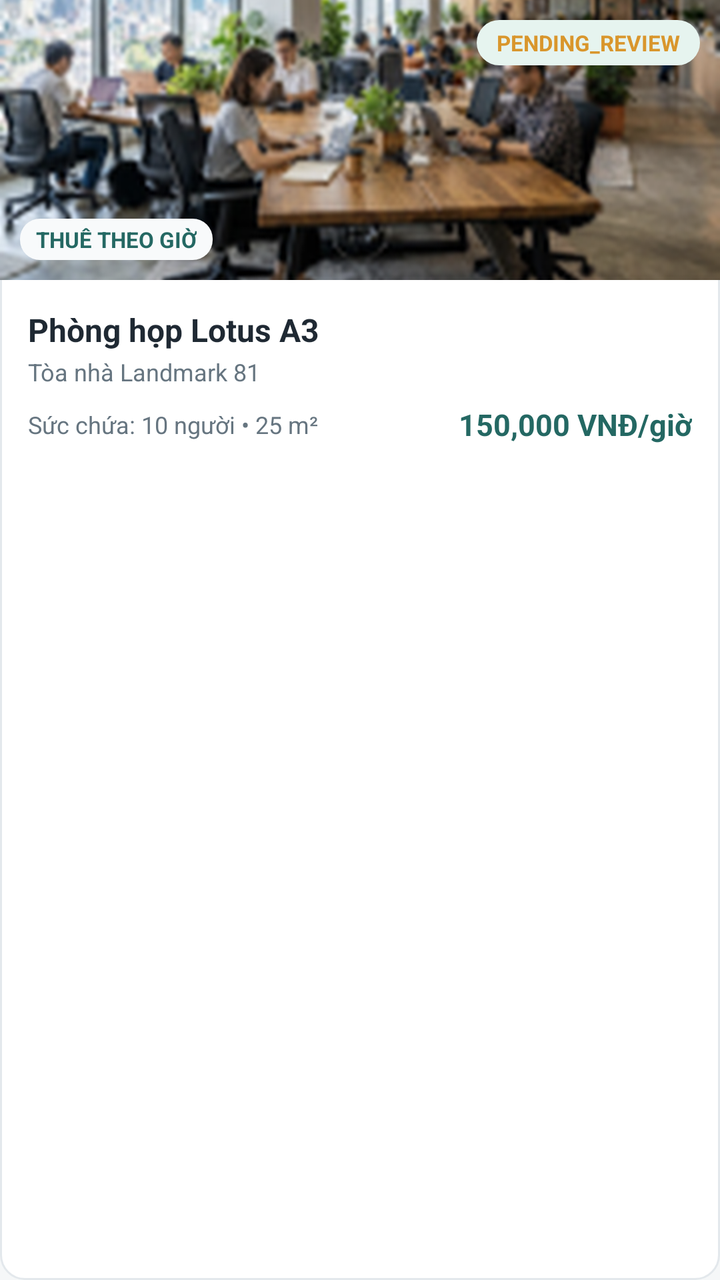
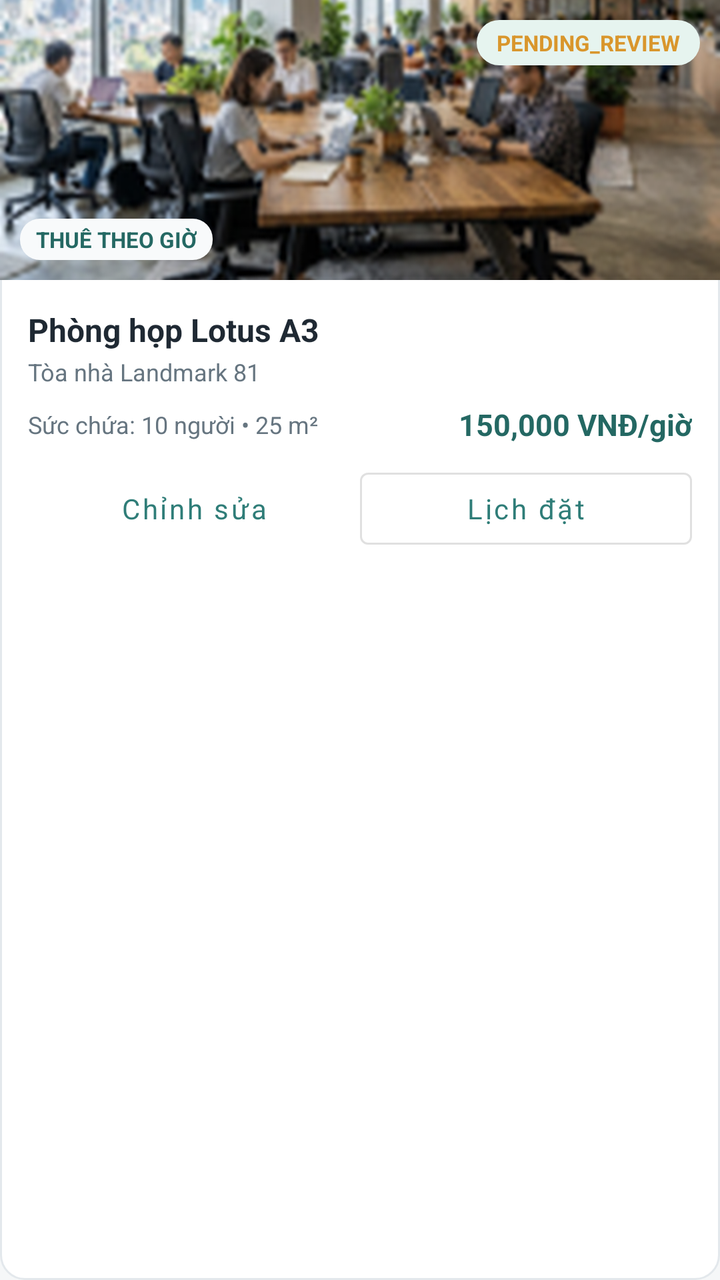

Compare the two renders of this Android layout. The source of the first and the diff that turns it into the second are given below.
<!-- AndroidManifest.xml: application theme Theme.BroomSharing -->
<!-- res/layout/item_room.xml -->
<?xml version="1.0" encoding="utf-8"?>
<LinearLayout xmlns:android="http://schemas.android.com/apk/res/android"
    android:layout_width="match_parent"
    android:layout_height="wrap_content"
    android:layout_marginBottom="12dp"
    android:background="@drawable/bg_card"
    android:orientation="vertical">

    <RelativeLayout
        android:layout_width="match_parent"
        android:layout_height="140dp">

        <ImageView
            android:id="@+id/ivRoomThumb"
            android:layout_width="match_parent"
            android:layout_height="match_parent"
            android:scaleType="centerCrop"
            android:src="@drawable/home_feature" />

        
        <TextView
            android:id="@+id/tvStatusBadge"
            android:layout_width="wrap_content"
            android:layout_height="wrap_content"
            android:layout_alignParentTop="true"
            android:layout_alignParentEnd="true"
            android:layout_margin="10dp"
            android:background="@drawable/bg_status"
            android:paddingStart="10dp"
            android:paddingTop="4dp"
            android:paddingEnd="10dp"
            android:paddingBottom="4dp"
            android:text="PENDING_REVIEW"
            android:textColor="@color/warning"
            android:textSize="11sp"
            android:textStyle="bold" />

        
        <TextView
            android:id="@+id/tvModeBadge"
            android:layout_width="wrap_content"
            android:layout_height="wrap_content"
            android:layout_alignParentStart="true"
            android:layout_alignParentBottom="true"
            android:layout_margin="10dp"
            android:background="@drawable/bg_soft_panel"
            android:paddingStart="8dp"
            android:paddingTop="3dp"
            android:paddingEnd="8dp"
            android:paddingBottom="3dp"
            android:text="THUÊ THEO GIỜ"
            android:textColor="@color/teal_dark"
            android:textSize="11sp"
            android:textStyle="bold" />
    </RelativeLayout>

    <LinearLayout
        android:layout_width="match_parent"
        android:layout_height="wrap_content"
        android:orientation="vertical"
        android:padding="14dp">

        <TextView
            android:id="@+id/tvRoomName"
            android:layout_width="wrap_content"
            android:layout_height="wrap_content"
            android:text="Phòng họp Lotus A3"
            android:textColor="@color/text_primary"
            android:textSize="16sp"
            android:textStyle="bold" />

        <TextView
            android:id="@+id/tvBuildingName"
            android:layout_width="wrap_content"
            android:layout_height="wrap_content"
            android:layout_marginTop="2dp"
            android:text="Tòa nhà Landmark 81"
            android:textColor="@color/text_secondary"
            android:textSize="12sp" />

        <LinearLayout
            android:layout_width="match_parent"
            android:layout_height="wrap_content"
            android:layout_marginTop="8dp"
            android:gravity="center_vertical"
            android:orientation="horizontal">

            <TextView
                android:id="@+id/tvRoomSpecs"
                android:layout_width="0dp"
                android:layout_height="wrap_content"
                android:layout_weight="1"
                android:text="Sức chứa: 10 người • 25 m²"
                android:textColor="@color/text_secondary"
                android:textSize="12sp" />

            <TextView
                android:id="@+id/tvRoomPrice"
                android:layout_width="wrap_content"
                android:layout_height="wrap_content"
                android:text="150,000 VNĐ/giờ"
                android:textColor="@color/teal_dark"
                android:textSize="15sp"
                android:textStyle="bold" />
        </LinearLayout>
    </LinearLayout>
</LinearLayout>
<!-- resources referenced by this layout -->
<resources>
  <color name="teal_dark">#246863</color>
  <color name="text_primary">#1F2933</color>
  <color name="text_secondary">#667580</color>
  <color name="warning">#D9962C</color>
  <!-- drawable bg_card (drawable) -->
  <shape xmlns:android="http://schemas.android.com/apk/res/android" android:shape="rectangle">
      <solid android:color="@color/white" />
      <corners android:radius="12dp" />
      <stroke android:width="1dp" android:color="@color/border" />
  </shape>
  <!-- drawable bg_soft_panel (drawable) -->
  <shape xmlns:android="http://schemas.android.com/apk/res/android" android:shape="rectangle">
      <solid android:color="#F8FAFB" />
      <corners android:radius="10dp" />
  </shape>
  <!-- drawable bg_status (drawable) -->
  <shape xmlns:android="http://schemas.android.com/apk/res/android" android:shape="rectangle">
      <solid android:color="#E6F4EF" />
      <corners android:radius="50dp" />
  </shape>
  <!-- drawable home_feature: png bitmap (drawable, 504867 bytes) -->
  <style name="Theme.BroomSharing" parent="Theme.MaterialComponents.DayNight.NoActionBar">
          <item name="colorPrimary">@color/teal</item>
          <item name="colorSecondary">@color/teal</item>
          <item name="colorPrimaryVariant">@color/teal_dark</item>
          <item name="colorOnPrimary">@color/white</item>
          <item name="android:fontFamily">sans-serif</item>
          <item name="android:windowLightStatusBar">true</item>
          <item name="android:statusBarColor">@color/white</item>
          <item name="android:navigationBarColor">@color/white</item>
          <item name="android:windowBackground">@color/screen_bg</item>
      </style>
  <color name="white">#FFFFFF</color>
  <color name="border">#E3E8EC</color>
  <color name="teal">#2F7D78</color>
  <color name="screen_bg">#F5F7F8</color>
</resources>

<!-- the commit's change to res/layout/item_room.xml (unified diff, before → after) -->
@@ -103,5 +103,9 @@
                 android:textSize="15sp"
                 android:textStyle="bold" />
         </LinearLayout>
+        <LinearLayout android:layout_width="match_parent" android:layout_height="wrap_content" android:orientation="horizontal" android:layout_marginTop="8dp">
+            <com.google.android.material.button.MaterialButton android:id="@+id/editSpace" style="@style/Widget.MaterialComponents.Button.TextButton" android:layout_width="0dp" android:layout_height="wrap_content" android:layout_weight="1" android:minHeight="48dp" android:textAllCaps="false" android:text="@string/workspace_edit_space" />
+            <com.google.android.material.button.MaterialButton android:id="@+id/roomCalendar" style="@style/Widget.MaterialComponents.Button.OutlinedButton" android:layout_width="0dp" android:layout_height="wrap_content" android:layout_weight="1" android:minHeight="48dp" android:textAllCaps="false" android:text="@string/workspace_room_calendar" />
+        </LinearLayout>
     </LinearLayout>
 </LinearLayout>
<!-- resource entries referenced after the edit -->
@@ -21,6 +21,8 @@
       <corners android:radius="50dp" />
   </shape>
   <!-- drawable home_feature: png bitmap (drawable, 504867 bytes) -->
+  <string name="workspace_edit_space">Chỉnh sửa</string>
+  <string name="workspace_room_calendar">Lịch đặt</string>
   <style name="Theme.BroomSharing" parent="Theme.MaterialComponents.DayNight.NoActionBar">
           <item name="colorPrimary">@color/teal</item>
           <item name="colorSecondary">@color/teal</item>
